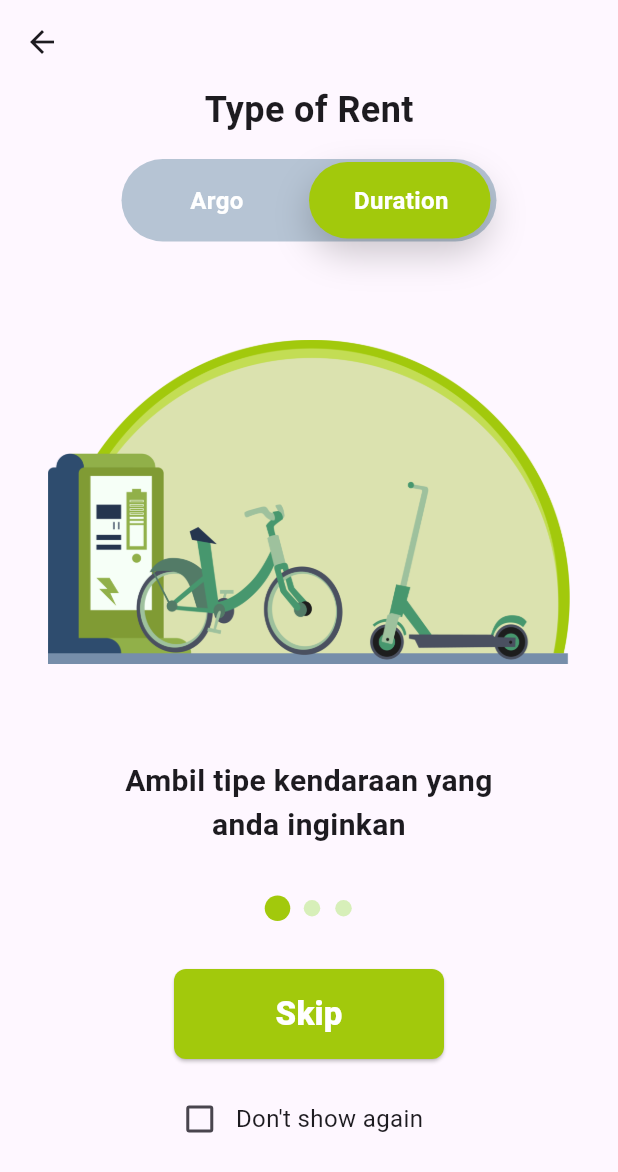
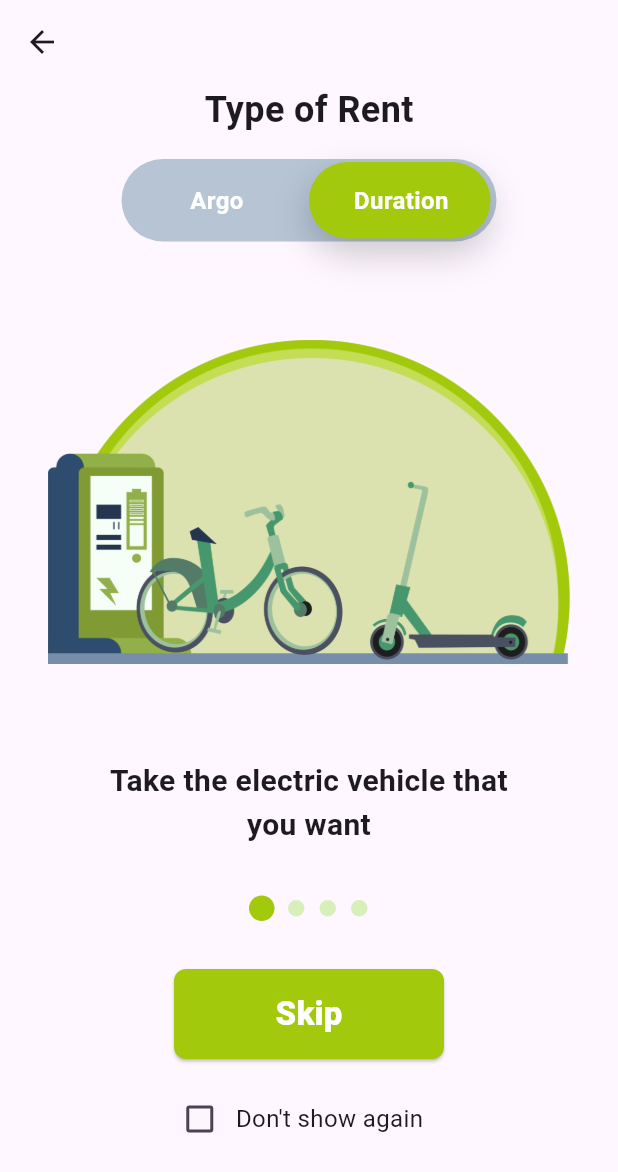
Before and after one commit to HenryBS18/Rollease, a Flutter app: the TutorialBookingPage screen opened by its route, after a tap on "Argo", on a phone screen of 412 x 824 dp. Shown: the top 1172 px of the screen. Run offline on Flutter 3.47's test engine with Material 3 defaults, Android fonts, the light colour scheme and no system bars; our stand-ins replace animate_do, camera, flutter_bloc, flutter_map, geolocator, google_fonts and 3 more; missing offline and left inert: dart_jsonwebtoken, five_pointed_star, flutter_map_location_marker, qr_code_scanner; accounts and stored records are empty; network calls fail.

Commit message:
Change title language to english

```diff
--- a/lib/views/pages/bill_info_page.dart
+++ b/lib/views/pages/bill_info_page.dart
@@ -221,9 +221,11 @@
             title: "Pay",
             width: MediaQuery.of(context).size.width * 0.9,
             height: 56,
-            onTap: () {
+            onTap: () async {
               context.read<ModeBloc>().add(NormalModeEvent());
               context.read<SelectedVehicleBloc>().add(ResetSelectedVehicleEvent());
+              SharedPreferences pref = await SharedPreferences.getInstance();
+              pref.setBool("rating", true);
               Navigator.pushNamed(context, '/home');
             },
           )
--- a/lib/views/pages/onboarding_page.dart
+++ b/lib/views/pages/onboarding_page.dart
@@ -22,19 +22,19 @@
     List<OnboardingItem> listOfItems = [
       OnboardingItem(
         img: "assets/Icon3.png",
-        title: "Pesan melalui aplikasi",
+        title: "Book through the Rollease app",
       ),
       OnboardingItem(
         img: "assets/Icon4.png",
-        title: "Pilih tipe kendaraan",
+        title: "Choose your preferred type of electric vehicle",
       ),
       OnboardingItem(
         img: "assets/Icon4.png",
-        title: "Scan QR Code",
+        title: "Scan the electric vehicle's QR code",
       ),
       OnboardingItem(
         img: "assets/Icon4(1).png",
-        title: "Mengendarai",
+        title: "Ride the electric vehicle comfortably and freely",
       ),
     ];
 
@@ -90,7 +90,7 @@
                           textAlign: TextAlign.center,
                           style: GoogleFonts.poppins(
                             color: Colors.black,
-                            fontSize: 26,
+                            fontSize: 22,
                           ),
                         ),
                       ),
--- a/lib/views/pages/tutorial_booking_page.dart
+++ b/lib/views/pages/tutorial_booking_page.dart
@@ -11,31 +11,19 @@
   bool isRent = false;
   bool dontShowAgainCheck = false;
 
-  void toggleToLeft() {
-    setState(() {
-      isRent = false;
-    });
-  }
-
-  void toggleToRight() {
-    setState(() {
-      isRent = true;
-    });
-  }
-
   final List<OnBoarding> argoOnBoardingList = [
     OnBoarding(
-      title: 'Ambil tipe kendaraan yang anda inginkan',
+      title: 'Pick the type of electric vehicle you want',
       description: '',
       image: 'assets/TORArgo1.png',
     ),
     OnBoarding(
-      title: 'Gunakan kendaraan listrik tersebut secara bebas di kawasan CPI',
+      title: 'Use the electric vehicle freely in the CPI area',
       description: ' ',
       image: 'assets/TORArgoo2.png',
     ),
     OnBoarding(
-      title: 'Bayar sesuai dengan total durasi pemakaian kendaraan listrik.',
+      title: 'Pay according to the total duration of use of the electric vehicle',
       description: ' ',
       image: 'assets/TORArgo3.png',
     ),
@@ -43,22 +31,22 @@
 
   final List<OnBoarding> rentOnBoardingList = [
     OnBoarding(
-      title: 'Ambil tipe kendaraan listrik yang anda inginkan',
+      title: 'Take the electric vehicle that you want',
       description: ' ',
       image: 'assets/TORArgo1.png',
     ),
     OnBoarding(
-      title: 'Pilih lama durasi yang anda inginkan untuk menyewa kendaraan listrik',
+      title: 'Choose the length of time you would like to rent the electric vehicle.',
       description: ' ',
       image: 'assets/torargo2.png',
     ),
     OnBoarding(
-      title: 'Gunakan kendaraan listrik tersebut secara bebas di kawasan CPI',
+      title: 'Use the electric vehicle freely in the CPI area',
       description: ' ',
       image: 'assets/TORArgoo2.png',
     ),
     OnBoarding(
-      title: 'Bayar sesuai dengan durasi yang telah dipilih.',
+      title: 'Pay according to the duration that has been selected.',
       description: ' ',
       image: 'assets/TORArgo3.png',
     ),
@@ -87,7 +75,7 @@
             value: isRent,
             onChanged: (value) {
               setState(() {
-                isRent = !value;
+                isRent = value;
               });
             },
             onTap: () {},
```
